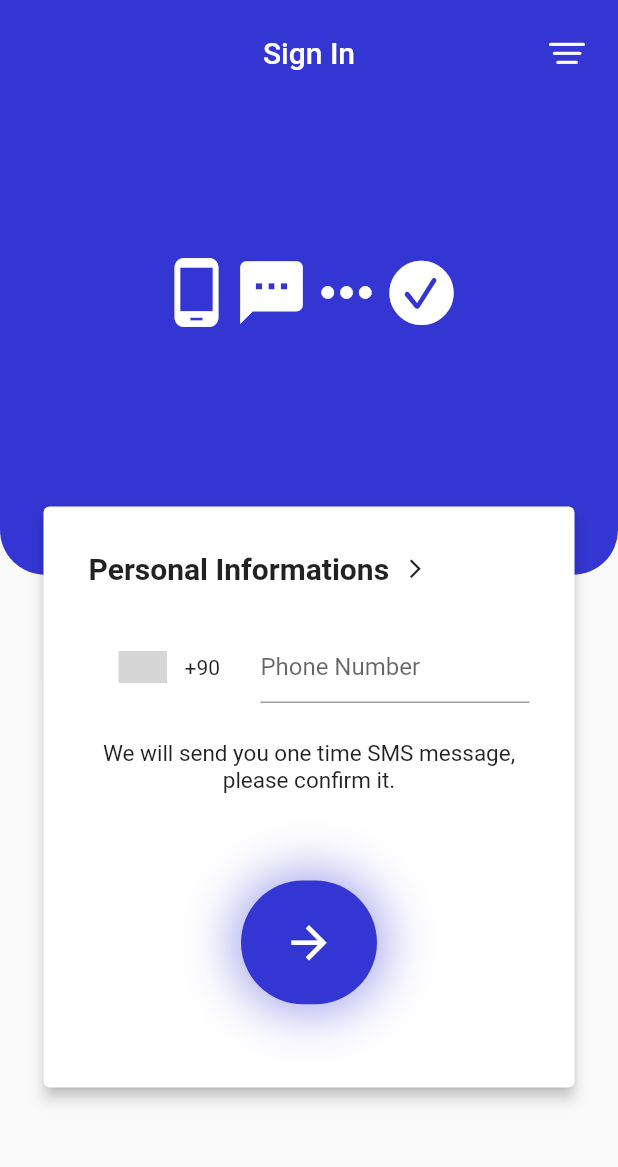
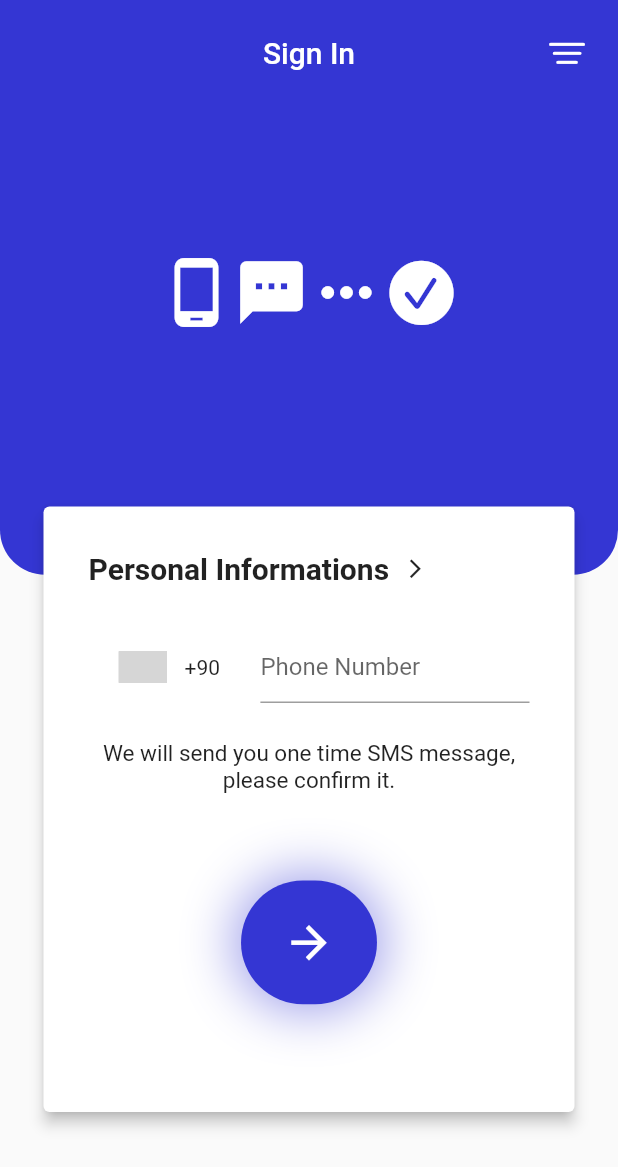
Before and after one commit to alperefesahin/social_dating_app, a Flutter app: the screen it shows after launch, on a phone screen of 412 x 824 dp. Shown: the top 1167 px of the screen. Run offline on Flutter 3.47's test engine with Material 2 defaults, Android fonts, the phone set to English and light mode, and no system bars; drawn by our look-alikes of auto_size_text, intl_phone_number_input; our stand-ins replace animated_bottom_navigation_bar, auto_route, bot_toast, cached_network_image, cloud_firestore, dartz and 8 more; missing offline and left inert: cloud_firestore_web, firebase_auth_web, firebase_core_web, geolocator_web, libphonenumber_web; accounts and stored records are empty; generated files the repository leaves out were written again; grey boxes are pictures that could not be loaded.

```diff
--- a/lib/presentation/pages/sign_in/widgets/bottom_section_of_the_page.dart
+++ b/lib/presentation/pages/sign_in/widgets/bottom_section_of_the_page.dart
@@ -26,7 +26,7 @@ class BottomSectionOfThePage extends ConsumerWidget {
           left: 25,
           bottom: 25,
         ),
-        height: 83.h,
+        height: 85.h,
         width: 100.h,
         child: Card(
           color: whiteColor,
```
Also changed, not shown: lib/presentation/pages/verification_page/widgets/resend_code_button.dart (+10 -2 lines).
